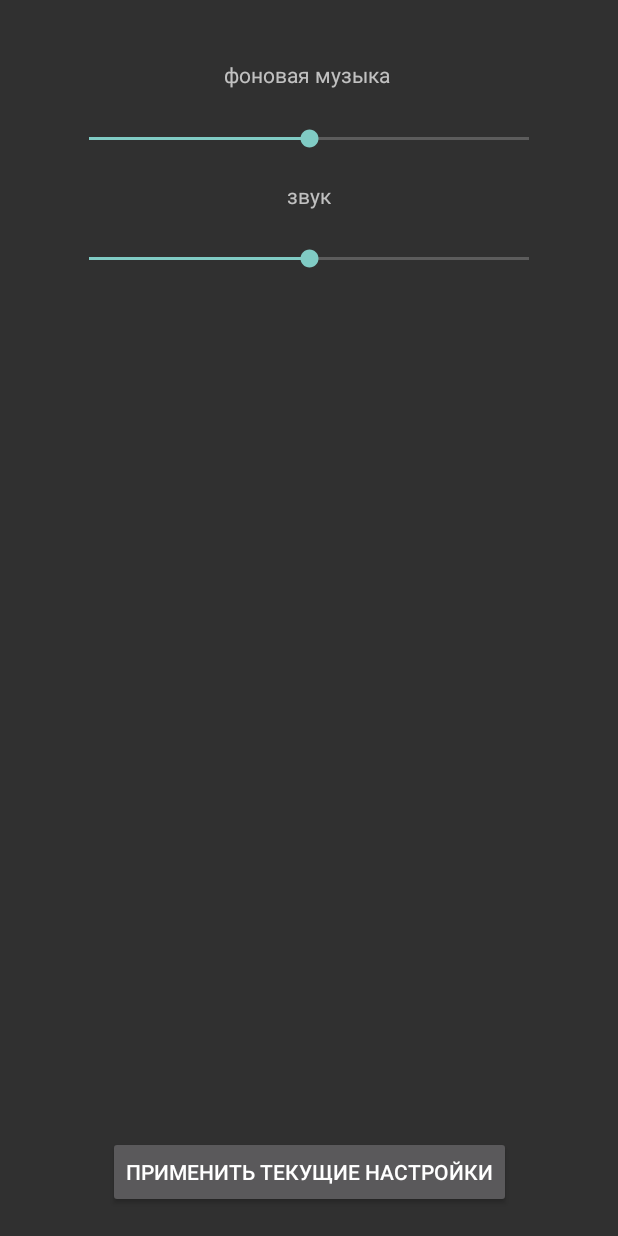
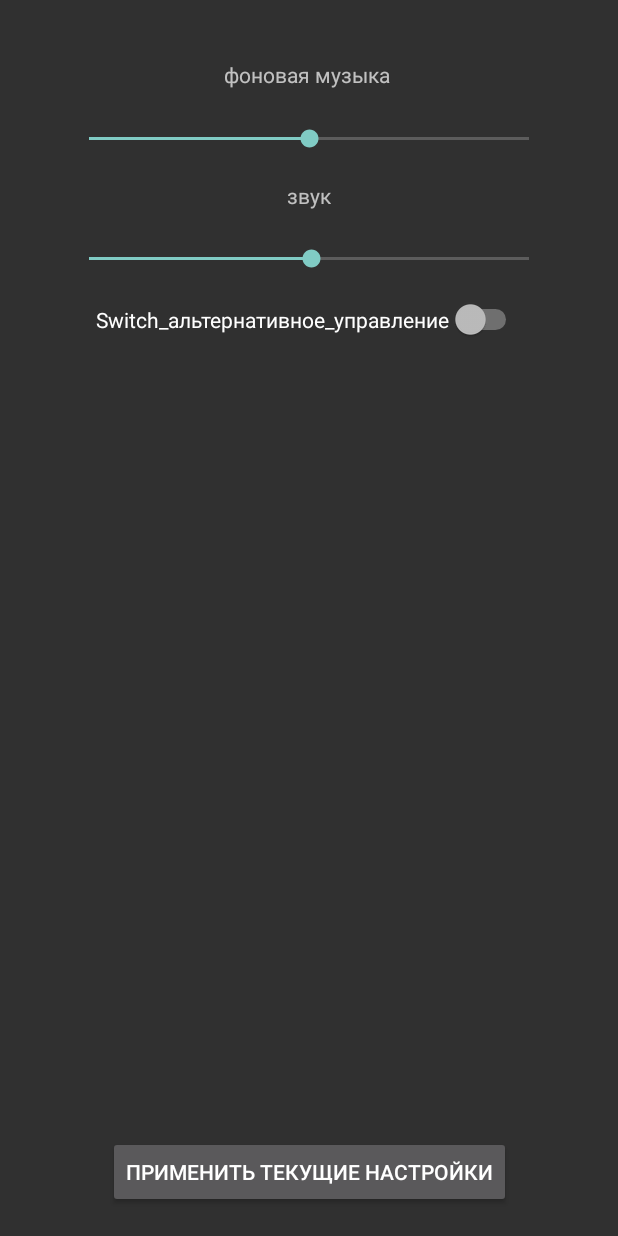
Before and after one commit to Dmity569/SpaceGameBulletHell, an Android app: the SettinsActivity screen opened directly, with no data from a screen before it, on a phone screen of 412 x 824 dp. Run offline under Robolectric (Android 15) with nearby library versions, the phone set to English and light mode, and no system bars.

Commit message:
альтернативное_управление

```diff
--- a/app/src/main/java/com/example/spacegame/SettinsActivity.java
+++ b/app/src/main/java/com/example/spacegame/SettinsActivity.java
@@ -9,6 +9,7 @@ import android.view.View;
 import android.view.Window;
 import android.widget.Button;
 import android.widget.SeekBar;
+import android.widget.Switch;
 
 import androidx.annotation.RequiresApi;
 import androidx.appcompat.app.AppCompatActivity;
@@ -35,8 +36,11 @@ public class SettinsActivity extends AppCompatActivity {
 
         SeekBar sound = findViewById(R.id.seekBar_звук);
         sound.setMin(0); //%
-        sound.setMax(100); //%
+        sound.setMax(99); //%
         sound.setProgress(mSettings.getInt("sound", 50));
+
+        Switch Switch_альтернативное_управление = findViewById(R.id.Switch_альтернативное_управление);
+        Switch_альтернативное_управление.setChecked(mSettings.getBoolean("альтернативное_управление", false));
 
         Button set_settings = findViewById(R.id.set_settins);
         set_settings.setOnClickListener(new View.OnClickListener() {
@@ -44,6 +48,7 @@ public class SettinsActivity extends AppCompatActivity {
             public void onClick(View view) {
                 editor.putInt("music", music.getProgress());
                 editor.putInt("sound", sound.getProgress());
+                editor.putBoolean("альтернативное_управление", Switch_альтернативное_управление.isChecked());
                 editor.apply();
                 onBackPressed();
             }
--- a/app/src/main/res/layout/activity_settings.xml
+++ b/app/src/main/res/layout/activity_settings.xml
@@ -61,4 +61,17 @@
         app:layout_constraintStart_toStartOf="parent"
         app:layout_constraintTop_toTopOf="parent"
         app:layout_constraintVertical_bias="0.2" />
+
+    <Switch
+        android:id="@+id/Switch_альтернативное_управление"
+        android:layout_width="wrap_content"
+        android:layout_height="wrap_content"
+        android:text="Switch_альтернативное_управление"
+        app:layout_constraintBottom_toBottomOf="parent"
+        app:layout_constraintEnd_toEndOf="parent"
+        app:layout_constraintHorizontal_bias="0.5"
+        app:layout_constraintStart_toStartOf="parent"
+        app:layout_constraintTop_toTopOf="parent"
+        app:layout_constraintVertical_bias="0.250" />
+
 </androidx.constraintlayout.widget.ConstraintLayout>
```
Also changed, not shown: app/src/main/java/com/example/spacegame/MenuActivity.java (+0 -21 lines).
